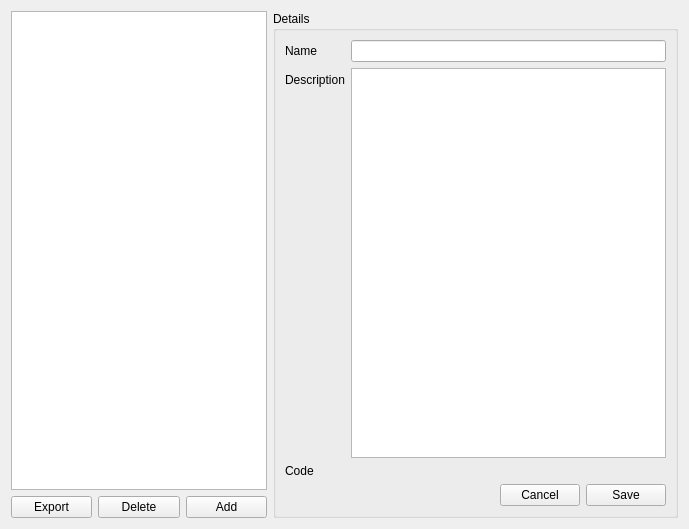
This is qtdesigner/plugins.ui in t123/ReadingTool.Python as Qt 5 draws it before an edit. The edited form follows.
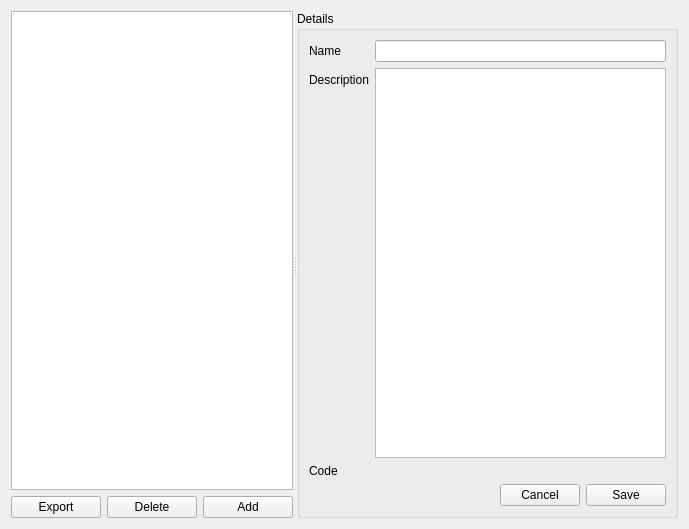
This is the edited form. Custom widgets are drawn as their Qt base class.

Patch:
```diff
--- a/qtdesigner/plugins.ui
+++ b/qtdesigner/plugins.ui
@@ -15,6 +15,20 @@
   </property>
   <layout class="QHBoxLayout" name="horizontalLayout_2">
    <item>
+    <widget class="QSplitter" name="splitter">
+     <property name="minimumSize">
+      <size>
+       <width>250</width>
+       <height>0</height>
+      </size>
+     </property>
+     <property name="orientation">
+      <enum>Qt::Horizontal</enum>
+     </property>
+     <property name="childrenCollapsible">
+      <bool>false</bool>
+     </property>
+     <widget class="QWidget" name="layoutWidget">
     <layout class="QGridLayout" name="gridLayout">
      <item row="1" column="0">
       <widget class="QPushButton" name="pbExport">
@@ -38,11 +52,17 @@
       </widget>
      </item>
      <item row="0" column="0" colspan="3">
-      <widget class="QListWidget" name="lvPlugins"/>
-     </item>
-    </layout>
-   </item>
-   <item>
+        <widget class="QListWidget" name="lvPlugins">
+         <property name="minimumSize">
+          <size>
+           <width>0</width>
+           <height>0</height>
+          </size>
+         </property>
+        </widget>
+       </item>
+      </layout>
+     </widget>
     <widget class="QGroupBox" name="groupBox">
      <property name="title">
       <string>Details</string>
@@ -121,6 +141,7 @@
        </layout>
       </item>
      </layout>
+     </widget>
     </widget>
    </item>
   </layout>
```
Lines whose indentation alone changed are shown as unchanged.
